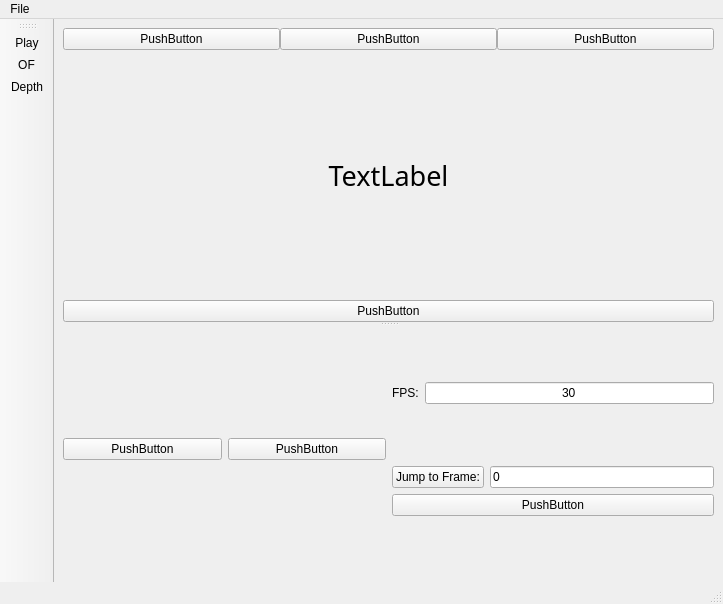
Qt form application/mainwindow.ui (kevinhartyanyi/BSC-Thesis) before a commit.
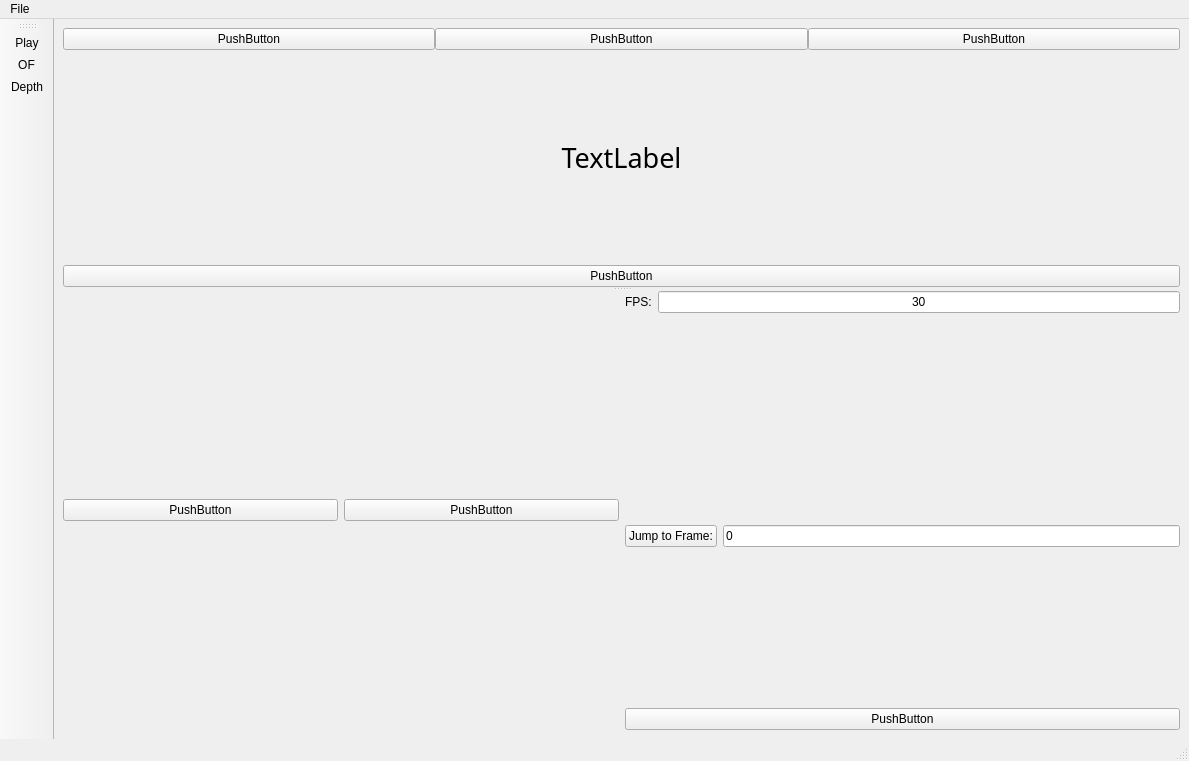
The same form after that commit.

What changed in the file:
```diff
--- a/application/mainwindow.ui
+++ b/application/mainwindow.ui
@@ -6,8 +6,8 @@
    <rect>
     <x>0</x>
     <y>0</y>
-    <width>723</width>
-    <height>604</height>
+    <width>1189</width>
+    <height>761</height>
    </rect>
   </property>
   <property name="windowTitle">
@@ -20,7 +20,7 @@
       <property name="orientation">
        <enum>Qt::Vertical</enum>
       </property>
-      <widget class="QWidget" name="">
+      <widget class="QWidget" name="layoutWidget">
        <layout class="QVBoxLayout" name="layout_vid">
         <item>
          <layout class="QHBoxLayout" name="horizontalLayout_3">
@@ -96,7 +96,7 @@
         </item>
        </layout>
       </widget>
-      <widget class="QWidget" name="">
+      <widget class="QWidget" name="layoutWidget">
        <layout class="QHBoxLayout" name="horizontalLayout_5">
         <item>
          <layout class="QVBoxLayout" name="layout_plot">
@@ -170,6 +170,19 @@
             </item>
            </layout>
           </item>
+          <item>
+           <spacer name="verticalSpacer_2">
+            <property name="orientation">
+             <enum>Qt::Vertical</enum>
+            </property>
+            <property name="sizeHint" stdset="0">
+             <size>
+              <width>20</width>
+              <height>40</height>
+             </size>
+            </property>
+           </spacer>
+          </item>
           <item>
            <layout class="QVBoxLayout" name="verticalLayout_4">
             <item>
@@ -203,6 +216,19 @@
               </item>
              </layout>
             </item>
+            <item>
+             <spacer name="verticalSpacer">
+              <property name="orientation">
+               <enum>Qt::Vertical</enum>
+              </property>
+              <property name="sizeHint" stdset="0">
+               <size>
+                <width>20</width>
+                <height>40</height>
+               </size>
+              </property>
+             </spacer>
+            </item>
             <item>
              <widget class="QPushButton" name="b_rerun">
               <property name="toolTip">
@@ -228,7 +254,7 @@
     <rect>
      <x>0</x>
      <y>0</y>
-     <width>723</width>
+     <width>1189</width>
      <height>36</height>
     </rect>
    </property>
```
Left out of the diff: 4 changed lines with no effect on the pictures.
